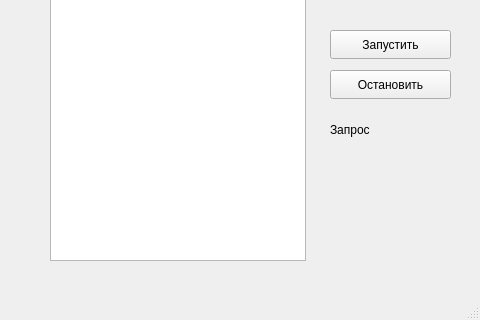
Above: mainwindow.ui from Llahainur/Cache-algorithms before the change; both pictures show x 320 to 800 and y 280 to 600 of the 800 by 600 pixel window. Below: the same form after it.
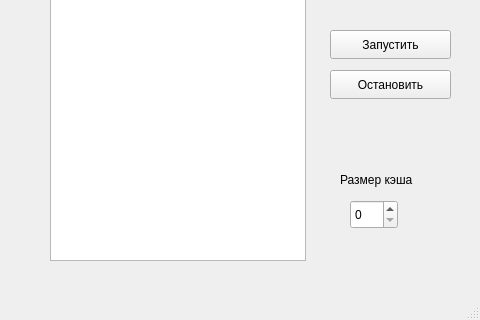
That is the form after the change.

Diff of the .ui file:
```diff
--- a/mainwindow.ui
+++ b/mainwindow.ui
@@ -128,14 +128,14 @@
    <widget class="QLabel" name="user_label_2">
     <property name="geometry">
      <rect>
-      <x>650</x>
-      <y>400</y>
-      <width>63</width>
+      <x>660</x>
+      <y>450</y>
+      <width>101</width>
       <height>20</height>
      </rect>
     </property>
     <property name="text">
-     <string>Запрос</string>
+     <string>Размер кэша</string>
     </property>
    </widget>
    <widget class="QPushButton" name="StopButton">
@@ -151,6 +151,16 @@
      <string>Остановить</string>
     </property>
    </widget>
+   <widget class="QSpinBox" name="spinBox">
+    <property name="geometry">
+     <rect>
+      <x>670</x>
+      <y>480</y>
+      <width>48</width>
+      <height>29</height>
+     </rect>
+    </property>
+   </widget>
   </widget>
   <widget class="QMenuBar" name="menubar">
    <property name="geometry">
```
